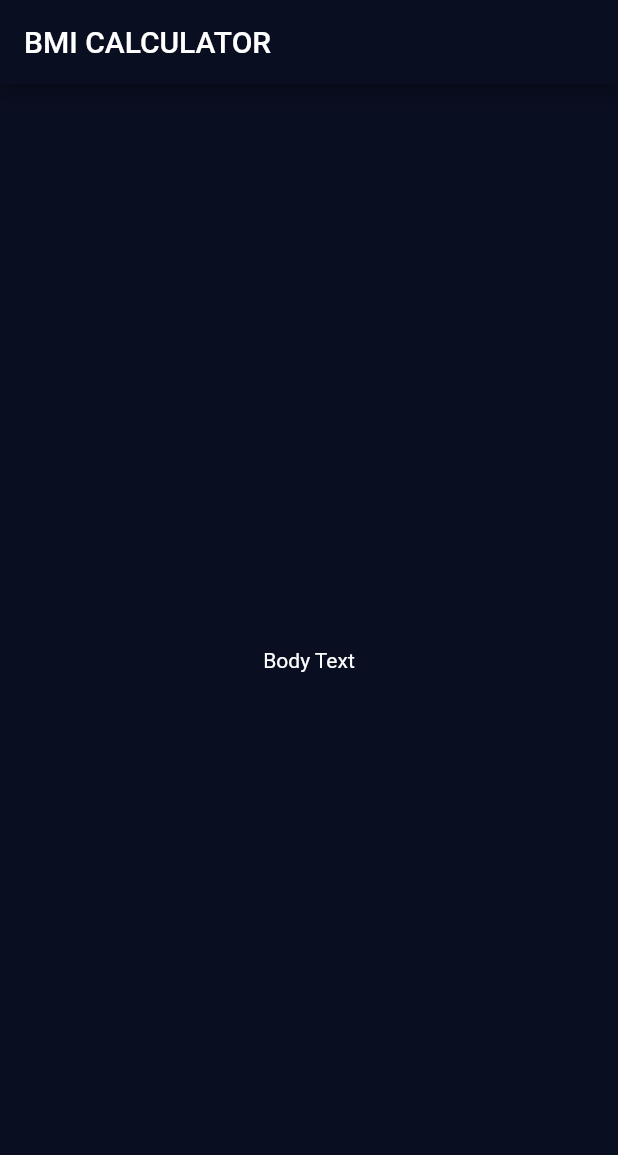
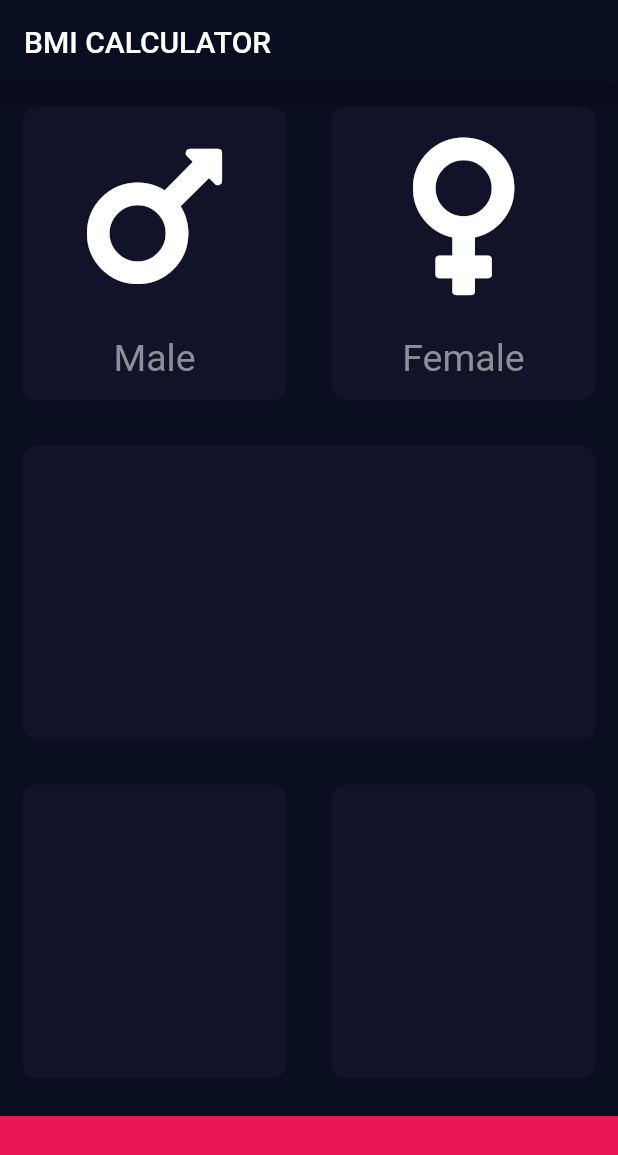
Before and after one commit to laxitramani/BMI-Calculator, a Flutter app: the screen it shows after launch, on a phone screen of 412 x 824 dp. Shown: the top 1155 px of the screen. Run offline on Flutter 3.47's test engine with Material 2 defaults, Android fonts, the phone set to English and light mode, and no system bars; our stand-ins replace font_awesome_flutter.

```diff
--- /dev/null
+++ b/lib/IconContent.dart
@@ -0,0 +1,32 @@
+import 'package:flutter/material.dart';
+
+const labeltextstyle = TextStyle(
+  fontSize: 25.0,
+  color: Color(0xFF8D8E98),
+);
+
+class IconContent extends StatelessWidget {
+  IconContent({this.icon, this.label});
+
+  final IconData icon;
+  final String label;
+  @override
+  Widget build(BuildContext context) {
+    return Column(
+      mainAxisAlignment: MainAxisAlignment.center,
+      children: [
+        Icon(
+          icon,
+          size: 120.0,
+        ),
+        SizedBox(
+          height: 20.0,
+        ),
+        Text(
+          label,
+          style: labeltextstyle,
+        )
+      ],
+    );
+  }
+}
--- /dev/null
+++ b/lib/ReusableCard.dart
@@ -0,0 +1,20 @@
+import 'package:flutter/material.dart';
+
+class ReusableCard extends StatelessWidget {
+  ReusableCard({@required this.colour, this.cardchild});
+
+  final Color colour;
+  final Widget cardchild;
+
+  @override
+  Widget build(BuildContext context) {
+    return Container(
+      child: cardchild,
+      margin: EdgeInsets.all(15.0),
+      decoration: BoxDecoration(
+        color: colour,
+        borderRadius: BorderRadius.circular(10.0),
+      ),
+    );
+  }
+}
--- a/lib/input_page.dart
+++ b/lib/input_page.dart
@@ -1,4 +1,12 @@
 import 'package:flutter/material.dart';
+import 'package:font_awesome_flutter/font_awesome_flutter.dart';
+import 'IconContent.dart';
+import 'ReusableCard.dart';
+
+const bottomcontainerheight = 80.0;
+const activecardcolor = Color(0xFF1D1E33);
+const inactivecardcolor = Color(0xFF111328);
+const bottomcontainercolor = Color(0xFFEB1555);
 
 class InputPage extends StatefulWidget {
   @override
@@ -6,15 +14,95 @@ class InputPage extends StatefulWidget {
 }
 
 class _InputPageState extends State<InputPage> {
+  Color malecardcolor = inactivecardcolor;
+  Color femalecardcolor = inactivecardcolor;
+
+  void updatecolor(int gender) {
+    if (gender == 1) {
+      if (malecardcolor == inactivecardcolor) {
+        malecardcolor = activecardcolor;
+        femalecardcolor = inactivecardcolor;
+      } else {
+        malecardcolor = inactivecardcolor;
+      }
+    }
+    if (gender == 2) {
+      if (femalecardcolor == inactivecardcolor) {
+        femalecardcolor = activecardcolor;
+        malecardcolor = inactivecardcolor;
+      } else {
+        femalecardcolor = inactivecardcolor;
+      }
+    }
+  }
+
   @override
   Widget build(BuildContext context) {
     return Scaffold(
-      appBar: AppBar(
-        title: Text('BMI CALCULATOR'),
-      ),
-      body: Center(
-        child: Text('Body Text'),
-      ),
-    );
+        appBar: AppBar(
+          title: Text('BMI CALCULATOR'),
+        ),
+        body: Column(
+          children: [
+            Expanded(
+              child: Row(
+                children: [
+                  Expanded(
+                    child: GestureDetector(
+                      onTap: () {
+                        setState(() {
+                          updatecolor(1);
+                        });
+                      },
+                      child: new ReusableCard(
+                        colour: malecardcolor,
+                        cardchild: IconContent(
+                          icon: FontAwesomeIcons.mars,
+                          label: 'Male',
+                        ),
+                      ),
+                    ),
+                  ),
+                  Expanded(
+                    child: GestureDetector(
+                      onTap: () {
+                        setState(() {
+                          updatecolor(2);
+                        });
+                      },
+                      child: ReusableCard(
+                        colour: femalecardcolor,
+                        cardchild: IconContent(
+                          icon: FontAwesomeIcons.venus,
+                          label: 'Female',
+                        ),
+                      ),
+                    ),
+                  ),
+                ],
+              ),
+            ),
+            Expanded(
+              child: ReusableCard(colour: inactivecardcolor),
+            ),
+            Expanded(
+                child: Row(
+              children: [
+                Expanded(
+                  child: ReusableCard(colour: inactivecardcolor),
+                ),
+                Expanded(
+                  child: ReusableCard(colour: inactivecardcolor),
+                ),
+              ],
+            )),
+            Container(
+              color: bottomcontainercolor,
+              margin: EdgeInsets.only(top: 10.0),
+              height: bottomcontainerheight,
+              width: double.infinity,
+            )
+          ],
+        ));
   }
 }
--- a/pubspec.yaml
+++ b/pubspec.yaml
@@ -11,6 +11,7 @@ dependencies:
     sdk: flutter
 
   cupertino_icons: ^0.1.2
+  font_awesome_flutter: ^9.2.0
 
 dev_dependencies:
   flutter_test:
```
